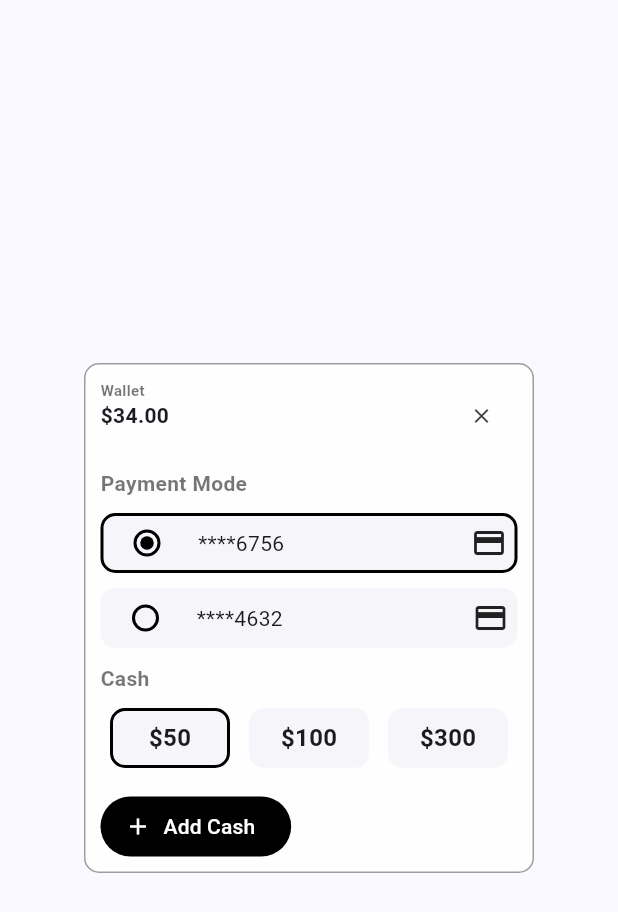
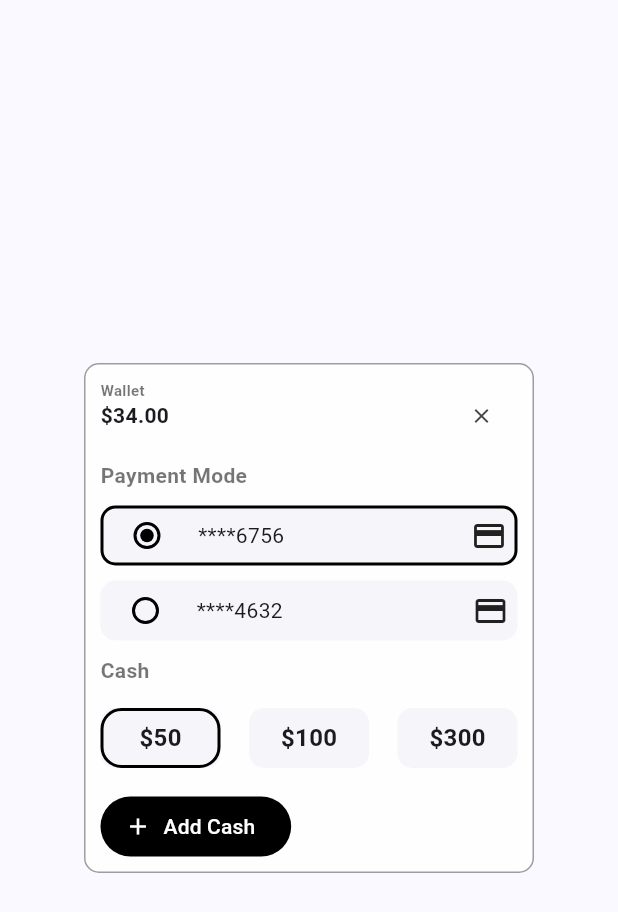
Before and after one commit to hydev777/wt-flutter-samples, a Flutter app: the AnimatedCard2 screen opened directly, after a tap on "Wallet", on a phone screen of 412 x 824 dp. Shown: the top 912 px of the screen. Run offline on Flutter 3.47's test engine with Material 3 defaults, Android fonts, the light colour scheme and no system bars.

Commit message:
added dinamic border to prices in animated_card_2

```diff
--- a/lib/animated_card_2.dart
+++ b/lib/animated_card_2.dart
@@ -10,6 +10,7 @@
 
 class _AnimatedCard2State extends State<AnimatedCard2>
     with TickerProviderStateMixin {
+  Alignment priceAlignment = Alignment.centerLeft;
   late final AnimationController _animationController;
   late final AnimationController _animationController2;
   late final Animation<Alignment> _alignmentAnimation;
@@ -358,14 +359,17 @@
                           const SizedBox(
                             height: 10,
                           ),
-                          Row(
-                            mainAxisAlignment: MainAxisAlignment.spaceAround,
-                            children: [
-                              ..._prices.map(
-                                (price) {
-                                  return GestureDetector(
+                          SizedBox(
+                            height: 50,
+                            child: Stack(
+                              children: [
+                                Align(
+                                  alignment: Alignment.centerLeft,
+                                  child: GestureDetector(
                                     onTap: () {
-                                      selectPrice(price['id']);
+                                      setState(() {
+                                        priceAlignment = Alignment.centerLeft;
+                                      });
                                     },
                                     child: AnimatedContainer(
                                       duration:
@@ -376,27 +380,95 @@
                                       decoration: BoxDecoration(
                                         color: const Color(0xFFF6F5FA),
                                         borderRadius: BorderRadius.circular(10),
-                                        border: price['selected']
-                                            ? Border.all(
-                                                color: Colors.black,
-                                                width: 2,
-                                              )
-                                            : Border.all(
-                                                color: Colors.transparent,
-                                              ),
                                       ),
                                       alignment: Alignment.center,
                                       child: Text(
-                                        '\$${price['price']}',
+                                        '\$${_prices[0]['price']}',
                                         style: const TextStyle(
                                             fontSize: 16,
                                             fontWeight: FontWeight.bold),
                                       ),
                                     ),
-                                  );
-                                },
-                              ),
-                            ],
+                                  ),
+                                ),
+                                Align(
+                                  alignment: Alignment.center,
+                                  child: GestureDetector(
+                                    onTap: () {
+                                      setState(() {
+                                        priceAlignment = Alignment.center;
+                                      });
+                                    },
+                                    child: AnimatedContainer(
+                                      duration:
+                                          const Duration(milliseconds: 180),
+                                      height: 40,
+                                      width: 80,
+                                      padding: const EdgeInsets.all(5),
+                                      decoration: BoxDecoration(
+                                        color: const Color(0xFFF6F5FA),
+                                        borderRadius: BorderRadius.circular(10),
+                                      ),
+                                      alignment: Alignment.center,
+                                      child: Text(
+                                        '\$${_prices[1]['price']}',
+                                        style: const TextStyle(
+                                            fontSize: 16,
+                                            fontWeight: FontWeight.bold),
+                                      ),
+                                    ),
+                                  ),
+                                ),
+                                Align(
+                                  alignment: Alignment.centerRight,
+                                  child: GestureDetector(
+                                    onTap: () {
+                                      setState(() {
+                                        priceAlignment = Alignment.centerRight;
+                                      });
+                                    },
+                                    child: AnimatedContainer(
+                                      duration:
+                                          const Duration(milliseconds: 180),
+                                      height: 40,
+                                      width: 80,
+                                      padding: const EdgeInsets.all(5),
+                                      decoration: BoxDecoration(
+                                        color: const Color(0xFFF6F5FA),
+                                        borderRadius: BorderRadius.circular(10),
+                                      ),
+                                      alignment: Alignment.center,
+                                      child: Text(
+                                        '\$${_prices[2]['price']}',
+                                        style: const TextStyle(
+                                            fontSize: 16,
+                                            fontWeight: FontWeight.bold),
+                                      ),
+                                    ),
+                                  ),
+                                ),
+                                AnimatedAlign(
+                                  duration: const Duration(milliseconds: 180),
+                                  alignment: priceAlignment,
+                                  child: AnimatedContainer(
+                                    duration: const Duration(milliseconds: 180),
+                                    curve: Curves.bounceIn,
+                                    height: 40,
+                                    width: 80,
+                                    padding: const EdgeInsets.all(5),
+                                    decoration: BoxDecoration(
+                                      color: Colors.transparent,
+                                      borderRadius: BorderRadius.circular(14),
+                                      border: Border.all(
+                                        color: Colors.black,
+                                        width: 2,
+                                      ),
+                                    ),
+                                    alignment: Alignment.center,
+                                  ),
+                                ),
+                              ],
+                            ),
                           ),
                         ],
                       ),
```
